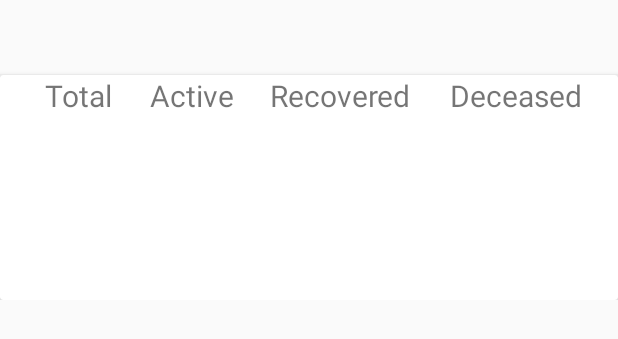
After one commit to DevBahl/Covid19Tracker, an Android app: the layout main_data_card.xml on its own in the app's theme, with its tools: preview values and no code run, on a phone screen of 412 x 824 dp. The commit adds this screen. Shown: the top 339 px of the screen. Run offline under Robolectric (Android 15) with nearby library versions, the light colour scheme and no system bars.

```diff
--- a/app/build.gradle
+++ b/app/build.gradle
@@ -42,4 +42,5 @@ dependencies {
     implementation 'com.google.code.gson:gson:2.8.6'
     implementation 'androidx.recyclerview:recyclerview:1.1.0'
     implementation "com.xwray:groupie:2.8.0"
+    implementation 'androidx.cardview:cardview:1.0.0'
 }
--- /dev/null
+++ b/app/src/main/res/layout/main_data_card.xml
@@ -0,0 +1,42 @@
+<?xml version="1.0" encoding="utf-8"?>
+<androidx.constraintlayout.widget.ConstraintLayout
+    xmlns:android="http://schemas.android.com/apk/res/android"
+    xmlns:app="http://schemas.android.com/apk/res-auto"
+    xmlns:tools="http://schemas.android.com/tools"
+    android:layout_width="match_parent"
+    android:layout_height="200dp">
+
+    <androidx.cardview.widget.CardView
+        android:layout_width="match_parent"
+        android:layout_height="150dp"
+        android:layout_marginTop="50dp"
+        android:background="@color/colorPrimaryDark"
+        app:layout_constraintStart_toStartOf="parent"
+        app:layout_constraintTop_toTopOf="parent" >
+
+        <TextView
+            android:layout_width="50dp"
+            android:layout_height="30dp"
+            android:layout_marginLeft="30dp"
+            android:text="Total"
+            android:textSize="20sp"/>
+        <TextView
+            android:layout_width="58dp"
+            android:layout_height="30dp"
+            android:layout_marginLeft="100dp"
+            android:text="Active"
+            android:textSize="20sp"/>
+        <TextView
+            android:layout_width="100dp"
+            android:layout_height="30dp"
+            android:layout_marginLeft="180dp"
+            android:text="Recovered"
+            android:textSize="20sp"/>
+        <TextView
+            android:layout_width="90dp"
+            android:layout_height="30dp"
+            android:layout_marginLeft="300dp"
+            android:text="Deceased"
+            android:textSize="20sp" />
+    </androidx.cardview.widget.CardView>
+</androidx.constraintlayout.widget.ConstraintLayout>
--- a/build.gradle
+++ b/build.gradle
@@ -8,7 +8,7 @@ buildscript {
 
     }
     dependencies {
-        classpath 'com.android.tools.build:gradle:3.6.1'
+        classpath 'com.android.tools.build:gradle:3.6.2'
         classpath "org.jetbrains.kotlin:kotlin-gradle-plugin:$kotlin_version"
 
         // NOTE: Do not place your application dependencies here; they belong
```
Also changed, not shown: app/src/main/java/com/dbsrm/covid19tracker/MainActivity.kt (+20 -6 lines), app/src/main/res/layout/data_row1.xml (+4 -4 lines).
